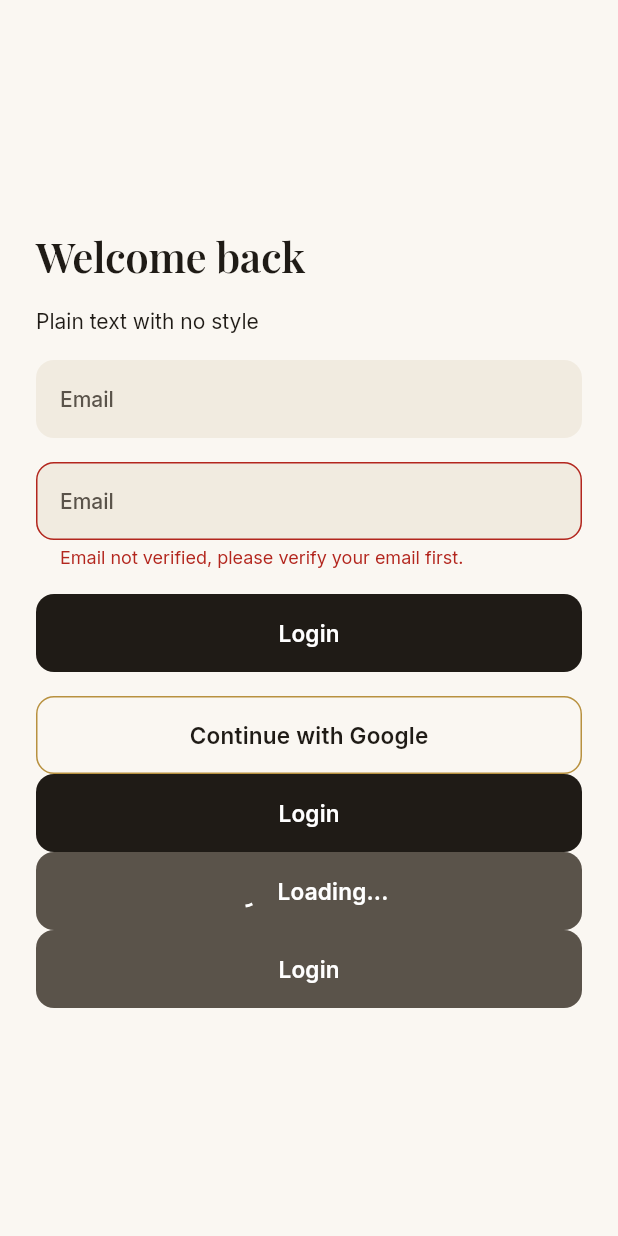
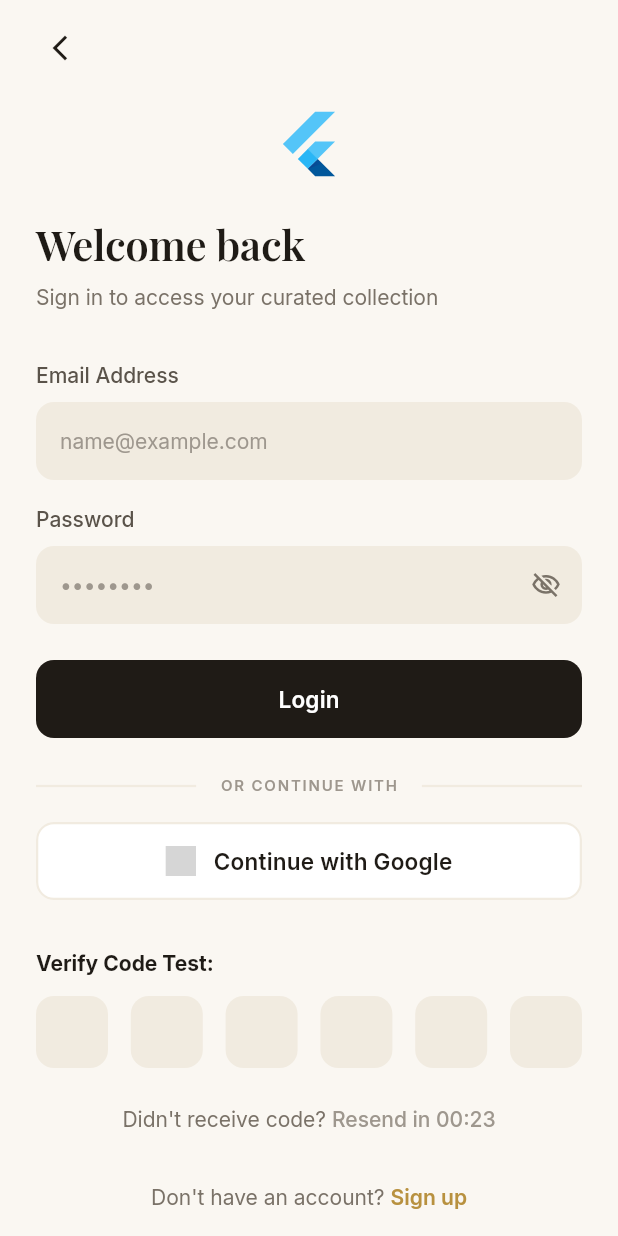
Before and after one commit to Yomna-Xll/lumiere, a Flutter app: the screen it shows after launch, on a phone screen of 412 x 824 dp. Run offline on Flutter 3.47's test engine with Material 3 defaults, Android fonts, the phone set to English and light mode, and no system bars; our stand-ins replace flutter_svg, google_fonts; grey boxes are pictures that could not be loaded.

Commit message:
Add auth widgets

```diff
--- /dev/null
+++ b/lib/core/widgets/app_logo.dart
@@ -0,0 +1,22 @@
+import 'package:flutter/material.dart';
+import 'package:flutter_svg/flutter_svg.dart';
+
+class AppLogo extends StatelessWidget {
+  final double width;
+  final double height;
+
+  const AppLogo({
+    super.key,
+    this.width = 40,
+    this.height = 40,
+  });
+
+  @override
+  Widget build(BuildContext context) {
+    return SvgPicture.asset(
+      'assets/icons/logo.svg',
+      width: width,
+      height: height,
+    );
+  }
+}
--- a/lib/core/widgets/auth_button.dart
+++ b/lib/core/widgets/auth_button.dart
@@ -1,5 +1,3 @@
-import 'dart:math';
-
 import 'package:flutter/material.dart';
 
 class AuthButton extends StatelessWidget {
--- /dev/null
+++ b/lib/core/widgets/auth_footer_link.dart
@@ -0,0 +1,42 @@
+import 'package:flutter/material.dart';
+import 'package:lumiere/core/theme/app_colors.dart';
+import 'package:lumiere/core/theme/app_text_style.dart';
+
+class AuthFooterLink extends StatelessWidget {
+  final String normalText;
+  final String actionText;
+  final VoidCallback onTap;
+
+  const AuthFooterLink({
+    super.key,
+    required this.normalText,
+    required this.actionText,
+    required this.onTap,
+  });
+
+  @override
+  Widget build(BuildContext context) {
+    return Row(
+      mainAxisAlignment: MainAxisAlignment.center,
+      children: [
+        Text(
+          normalText,
+          style: AppTextStyle.body.copyWith(
+            color: AppColors.textSecondary,
+          ),
+        ),
+        SizedBox(width: 4),
+        GestureDetector(
+          onTap: onTap,
+          child: Text(
+            actionText,
+            style: AppTextStyle.bodyMedium.copyWith(
+              color: AppColors.gold,
+              fontWeight: FontWeight.w600,
+            ),
+          ),
+        ),
+      ],
+    );
+  }
+}
--- /dev/null
+++ b/lib/core/widgets/auth_header.dart
@@ -0,0 +1,40 @@
+import 'package:flutter/material.dart';
+import 'package:lumiere/core/theme/app_text_style.dart';
+
+class AuthHeader extends StatelessWidget {
+  final String title;
+  final String subtitle;
+  final CrossAxisAlignment crossAxisAlignment;
+
+  const AuthHeader({
+    super.key,
+    required this.title,
+    required this.subtitle,
+    this.crossAxisAlignment = CrossAxisAlignment.start,
+  });
+
+  @override
+  Widget build(BuildContext context) {
+    return Column(
+      crossAxisAlignment: crossAxisAlignment,
+      mainAxisSize: MainAxisSize.min,
+      children: [
+        Text(
+          title,
+          style: AppTextStyle.headingLarge,
+          textAlign: crossAxisAlignment == CrossAxisAlignment.center
+              ? TextAlign.center
+              : TextAlign.start,
+        ),
+         SizedBox(height: 8),
+        Text(
+          subtitle,
+          style: AppTextStyle.body,
+          textAlign: crossAxisAlignment == CrossAxisAlignment.center
+              ? TextAlign.center
+              : TextAlign.start,
+        ),
+      ],
+    );
+  }
+}
--- /dev/null
+++ b/lib/core/widgets/auth_scaffold.dart
@@ -0,0 +1,50 @@
+import 'package:flutter/material.dart';
+import 'package:lumiere/core/theme/app_colors.dart';
+
+class AuthScaffold extends StatelessWidget {
+  final Widget child;
+  final bool showBackButton;
+  final VoidCallback? onBackTap;
+
+  const AuthScaffold({
+    super.key,
+    required this.child,
+    this.showBackButton = false,
+    this.onBackTap,
+  });
+
+  @override
+  Widget build(BuildContext context) {
+    return Scaffold(
+      backgroundColor: AppColors.background,
+      body: SafeArea(
+        child: Column(
+          children: [
+            if (showBackButton)
+              Align(
+                alignment: Alignment.centerLeft,
+                child: Padding(
+                  padding: const EdgeInsets.only(left: 16, top: 8),
+                  child: IconButton(
+                    icon: Icon(Icons.arrow_back_ios_new, size: 20),
+                    color: AppColors.textPrimary,
+                    onPressed: onBackTap ?? () => Navigator.maybePop(context),
+                  ),
+                ),
+              ),
+            Expanded(
+              child: SingleChildScrollView(
+                physics: BouncingScrollPhysics(),
+                padding: const EdgeInsets.symmetric(
+                  horizontal: 24,
+                  vertical: 16,
+                ),
+                child: child,
+              ),
+            ),
+          ],
+        ),
+      ),
+    );
+  }
+}
--- /dev/null
+++ b/lib/core/widgets/custom_text_field.dart
@@ -0,0 +1,60 @@
+import 'package:flutter/material.dart';
+import 'package:lumiere/core/theme/app_text_style.dart';
+
+class CustomTextField extends StatelessWidget {
+  final TextEditingController? controller;
+  final String? labelText;
+  final String? hintText;
+  final bool obscureText;
+  final TextInputType keyboardType;
+  final Widget? suffixIcon;
+  final Widget? prefixIcon;
+  final String? Function(String?)? validator;
+  final ValueChanged<String>? onChanged;
+  final bool readOnly;
+
+  const CustomTextField({
+    super.key,
+    this.controller,
+    this.labelText,
+    this.hintText,
+    this.obscureText = false,
+    this.keyboardType = TextInputType.text,
+    this.suffixIcon,
+    this.prefixIcon,
+    this.validator,
+    this.onChanged,
+    this.readOnly = false,
+  });
+
+  @override
+  Widget build(BuildContext context) {
+    return Column(
+      crossAxisAlignment: CrossAxisAlignment.start,
+      mainAxisSize: MainAxisSize.min,
+      children: [
+        if (labelText != null) ...[
+          Text(
+            labelText!,
+            style: AppTextStyle.inputLabel,
+          ),
+           SizedBox(height: 8),
+        ],
+        TextFormField(
+          controller: controller,
+          obscureText: obscureText,
+          keyboardType: keyboardType,
+          validator: validator,
+          onChanged: onChanged,
+          readOnly: readOnly,
+          style: AppTextStyle.inputText,
+          decoration: InputDecoration(
+            hintText: hintText,
+            prefixIcon: prefixIcon,
+            suffixIcon: suffixIcon,
+          ),
+        ),
+      ],
+    );
+  }
+}
--- /dev/null
+++ b/lib/core/widgets/google_button.dart
@@ -0,0 +1,43 @@
+import 'package:flutter/material.dart';
+import 'package:flutter_svg/svg.dart';
+import 'package:lumiere/core/theme/app_colors.dart';
+import 'package:lumiere/core/theme/app_text_style.dart';
+
+class GoogleButton extends StatelessWidget {
+  final VoidCallback onPressed;
+  final String text;
+
+  const GoogleButton({
+    super.key,
+    required this.onPressed,
+    this.text = 'Continue with Google',
+  });
+
+  @override
+  Widget build(BuildContext context) {
+    return OutlinedButton(
+      onPressed: onPressed,
+      style: OutlinedButton.styleFrom(
+        side:  BorderSide(color: AppColors.inputFill, width: 1.5),
+        backgroundColor: AppColors.surface,
+      ),
+      child: Row(
+        mainAxisAlignment: MainAxisAlignment.center,
+        children: [
+          SvgPicture.asset(
+            'assets/icons/google.svg',
+            width: 20,
+            height: 20,
+          ),
+           SizedBox(width: 12),
+          Text(
+            text,
+            style: AppTextStyle.button.copyWith(
+              color: AppColors.textPrimary,
+            ),
+          ),
+        ],
+      ),
+    );
+  }
+}
--- /dev/null
+++ b/lib/core/widgets/or_divider.dart
@@ -0,0 +1,31 @@
+import 'package:flutter/material.dart';
+import 'package:lumiere/core/theme/app_colors.dart';
+import 'package:lumiere/core/theme/app_text_style.dart';
+
+class OrDivider extends StatelessWidget {
+  final String text;
+
+  const OrDivider({super.key, this.text = 'OR CONTINUE WITH'});
+
+  @override
+  Widget build(BuildContext context) {
+    return Row(
+      children: [
+        Expanded(child: Divider(color: AppColors.inputFill, thickness: 1.5)),
+        Padding(
+          padding: const EdgeInsets.symmetric(horizontal: 16),
+          child: Text(
+            text,
+            style: AppTextStyle.helper.copyWith(
+              fontWeight: FontWeight.w600,
+              fontSize: 10,
+              letterSpacing: 1.2,
+              color: AppColors.textHint,
+            ),
+          ),
+        ),
+        Expanded(child: Divider(color: AppColors.inputFill, thickness: 1.5)),
+      ],
+    );
+  }
+}
--- /dev/null
+++ b/lib/core/widgets/otp_boxes.dart
@@ -0,0 +1,103 @@
+import 'package:flutter/material.dart';
+import 'package:flutter/services.dart';
+import 'package:lumiere/core/theme/app_colors.dart';
+import 'package:lumiere/core/theme/app_text_style.dart';
+
+class OtpBoxes extends StatefulWidget {
+  final int length;
+  final ValueChanged<String> onCompleted;
+  final bool hasError;
+
+  const OtpBoxes({
+    super.key,
+    this.length = 6,
+    required this.onCompleted,
+    this.hasError = false,
+  });
+
+  @override
+  State<OtpBoxes> createState() => _OtpBoxesState();
+}
+
+class _OtpBoxesState extends State<OtpBoxes> {
+  late List<TextEditingController> _controllers;
+  late List<FocusNode> _focusNodes;
+
+  @override
+  void initState() {
+    super.initState();
+    _controllers = List.generate(widget.length, (_) => TextEditingController());
+    _focusNodes = List.generate(widget.length, (_) => FocusNode());
+  }
+
+  @override
+  void dispose() {
+    for (var controller in _controllers) {
+      controller.dispose();
+    }
+    for (var node in _focusNodes) {
+      node.dispose();
+    }
+    super.dispose();
+  }
+
+  void _onChanged(String value, int index) {
+    if (value.isNotEmpty) {
+      if (index < widget.length - 1) {
+        _focusNodes[index + 1].requestFocus();
+      } else {
+        _focusNodes[index].unfocus();
+        final code = _controllers.map((e) => e.text).join();
+        widget.onCompleted(code);
+      }
+    } else if (index > 0) {
+      _focusNodes[index - 1].requestFocus();
+    }
+  }
+
+  @override
+  Widget build(BuildContext context) {
+    return Row(
+      mainAxisAlignment: MainAxisAlignment.spaceBetween,
+      children: List.generate(
+        widget.length,
+        (index) => SizedBox(
+          width: 48,
+          height: 56,
+          child: TextFormField(
+            controller: _controllers[index],
+            focusNode: _focusNodes[index],
+            keyboardType: TextInputType.number,
+            textAlign: TextAlign.center,
+            style: AppTextStyle.headingMedium,
+            inputFormatters: [
+              LengthLimitingTextInputFormatter(1),
+              FilteringTextInputFormatter.digitsOnly,
+            ],
+            onChanged: (value) => _onChanged(value, index),
+            decoration: InputDecoration(
+              filled: true,
+              fillColor: AppColors.inputFill,
+              contentPadding: EdgeInsets.zero,
+              enabledBorder: OutlineInputBorder(
+                borderRadius: BorderRadius.circular(12),
+                borderSide: widget.hasError
+                    ? BorderSide(color: AppColors.error, width: 1.5)
+                    : BorderSide.none,
+              ),
+              focusedBorder: OutlineInputBorder(
+                borderRadius: BorderRadius.circular(12),
+                borderSide: BorderSide(
+                  color: widget.hasError
+                      ? AppColors.error
+                      : AppColors.textPrimary,
+                  width: 1.5,
+                ),
+              ),
+            ),
+          ),
+        ),
+      ),
+    );
+  }
+}
--- /dev/null
+++ b/lib/core/widgets/password_text_field.dart
@@ -0,0 +1,52 @@
+import 'package:flutter/material.dart';
+import 'package:lumiere/core/theme/app_colors.dart';
+import 'package:lumiere/core/widgets/custom_text_field.dart';
+
+class PasswordTextField extends StatefulWidget {
+  final TextEditingController? controller;
+  final String labelText;
+  final String hintText;
+  final String? Function(String?)? validator;
+  final ValueChanged<String>? onChanged;
+
+  const PasswordTextField({
+    super.key,
+    this.controller,
+    this.labelText = 'Password',
+    this.hintText = '••••••••',
+    this.validator,
+    this.onChanged,
+  });
+
+  @override
+  State<PasswordTextField> createState() => _PasswordTextFieldState();
+}
+
+class _PasswordTextFieldState extends State<PasswordTextField> {
+  bool _obscureText = true;
+
+  @override
+  Widget build(BuildContext context) {
+    return CustomTextField(
+      controller: widget.controller,
+      labelText: widget.labelText,
+      hintText: widget.hintText,
+      obscureText: _obscureText,
+      keyboardType: TextInputType.visiblePassword,
+      validator: widget.validator,
+      onChanged: widget.onChanged,
+      suffixIcon: IconButton(
+        icon: Icon(
+          _obscureText ? Icons.visibility_off_outlined : Icons.visibility_outlined,
+          color: AppColors.textSecondary,
+          size: 20,
+        ),
+        onPressed: () {
+          setState(() {
+            _obscureText = !_obscureText;
+          });
+        },
+      ),
+    );
+  }
+}
--- /dev/null
+++ b/lib/core/widgets/resend_timer.dart
@@ -0,0 +1,82 @@
+import 'dart:async';
+import 'package:flutter/material.dart';
+import 'package:lumiere/core/theme/app_colors.dart';
+import 'package:lumiere/core/theme/app_text_style.dart';
+
+class ResendTimer extends StatefulWidget {
+  final int seconds;
+  final VoidCallback onResend;
+
+  const ResendTimer({
+    super.key,
+    this.seconds = 45,
+    required this.onResend,
+  });
+
+  @override
+  State<ResendTimer> createState() => _ResendTimerState();
+}
+
+class _ResendTimerState extends State<ResendTimer> {
+  late int _remainingSeconds;
+  Timer? _timer;
+
+  @override
+  void initState() {
+    super.initState();
+    _startTimer();
+  }
+
+  void _startTimer() {
+    setState(() {
+      _remainingSeconds = widget.seconds;
+    });
+    _timer?.cancel();
+    _timer = Timer.periodic(const Duration(seconds: 1), (timer) {
+      if (_remainingSeconds > 0) {
+        setState(() {
+          _remainingSeconds--;
+        });
+      } else {
+        _timer?.cancel();
+      }
+    });
+  }
+
+  @override
+  void dispose() {
+    _timer?.cancel();
+    super.dispose();
+  }
+
+  @override
+  Widget build(BuildContext context) {
+    return Row(
+      mainAxisAlignment: MainAxisAlignment.center,
+      children: [
+        Text(
+          "Didn't receive code? ",
+          style: AppTextStyle.body,
+        ),
+        _remainingSeconds > 0
+            ? Text(
+                "Resend in 00:${_remainingSeconds.toString().padLeft(2, '0')}",
+                style: AppTextStyle.bodyMedium.copyWith(color: AppColors.textHint),
+              )
+            : GestureDetector(
+                onTap: () {
+                  widget.onResend();
+                  _startTimer();
+                },
+                child: Text(
+                  "Resend",
+                  style: AppTextStyle.bodyMedium.copyWith(
+                    color: AppColors.gold,
+                    fontWeight: FontWeight.w600,
+                  ),
+                ),
+              ),
+      ],
+    );
+  }
+}
--- /dev/null
+++ b/lib/core/widgets/snack_bar.dart
@@ -0,0 +1,28 @@
+import 'package:flutter/material.dart';
+import 'package:lumiere/core/theme/app_colors.dart';
+
+class AppSnackBar {
+  static void showSuccess(BuildContext context, String message) {
+    ScaffoldMessenger.of(context).showSnackBar(
+      SnackBar(
+        content: Text(message),
+        backgroundColor: AppColors.success,
+      ),
+    );
+  }
+
+  static void showError(BuildContext context, String message) {
+    ScaffoldMessenger.of(context).showSnackBar(
+      SnackBar(
+        content: Row(
+          children: [
+             Icon(Icons.error_outline, color: Colors.white, size: 20),
+             SizedBox(width: 8),
+            Expanded(child: Text(message)),
+          ],
+        ),
+        backgroundColor: AppColors.error,
+      ),
+    );
+  }
+}
--- a/lib/features/theme_test_screen.dart
+++ b/lib/features/theme_test_screen.dart
@@ -1,52 +1,150 @@
 import 'package:flutter/material.dart';
-import 'package:lumiere/core/widgets/auth_button.dart';
+import 'package:lumiere/core/theme/app_colors.dart';
+import 'package:lumiere/core/widgets/auth_footer_link.dart';
+import 'package:lumiere/core/widgets/auth_header.dart';
+import 'package:lumiere/core/widgets/auth_scaffold.dart';
+import 'package:lumiere/core/widgets/custom_text_field.dart';
+import 'package:lumiere/core/widgets/google_button.dart';
+import 'package:lumiere/core/widgets/or_divider.dart';
+import 'package:lumiere/core/widgets/otp_boxes.dart';
+import 'package:lumiere/core/widgets/password_text_field.dart';
+import 'package:lumiere/core/widgets/resend_timer.dart';
+// استدعي جميع الملفات التي قمتِ بإنشائها
+// import 'auth_scaffold.dart';
+// import 'app_logo.dart';
+// import 'auth_header.dart';
+// import 'custom_text_field.dart';
+// import 'password_text_field.dart';
+// import 'or_divider.dart';
+// import 'google_button.dart';
+// import 'auth_footer_link.dart';
+// import 'otp_boxes.dart';
+// import 'resend_timer.dart';
 
-class ThemeTestScreen extends StatelessWidget {
-  const ThemeTestScreen({super.key});
+class AuthTestScreen extends StatefulWidget {
+  const AuthTestScreen({super.key});
+
+  @override
+  State<AuthTestScreen> createState() => _AuthTestScreenState();
+}
+
+class _AuthTestScreenState extends State<AuthTestScreen> {
+  // Controllers للاختبار
+  final _emailController = TextEditingController();
+  final _passwordController = TextEditingController();
+
+  // حالة الـ OTP (لتجربة حالة الخطأ أو النجاح)
+  bool _hasOtpError = false;
+
+  @override
+  void dispose() {
+    _emailController.dispose();
+    _passwordController.dispose();
+    super.dispose();
+  }
 
   @override
   Widget build(BuildContext context) {
-    return Scaffold(
-      body: Padding(
-        padding: const EdgeInsets.all(24),
+    // 7. استخدام الهيكل المشترك (AuthScaffold) مع سهم الرجوع
+    return AuthScaffold(
+      showBackButton: true,
+      onBackTap: () {
+        print("Back button tapped");
+      },
       child: Column(
-          mainAxisAlignment: MainAxisAlignment.center,
+        crossAxisAlignment: CrossAxisAlignment.stretch,
+        children: [
+          // 6. اللوجو (AppLogo)
+          const Center(
+            child: FlutterLogo(size: 48), // استبدليها بـ AppLogo(width: 48, height: 48)
+          ),
+          const SizedBox(height: 24),
+
+          // 3. العنوان و الـ Subtitle (AuthHeader)
+          const AuthHeader(
+            title: "Welcome back",
+            subtitle: "Sign in to access your curated collection",
             crossAxisAlignment: CrossAxisAlignment.start,
-          children: [
-            Text(
-              'Welcome back',
-              style: Theme.of(context).textTheme.headlineLarge,
+          ),
+          const SizedBox(height: 32),
+
+          // الحقول العادية وكلمة المرور (CustomTextField & PasswordTextField)
+          CustomTextField(
+            controller: _emailController,
+            labelText: 'Email Address',
+            hintText: 'name@example.com',
+            keyboardType: TextInputType.emailAddress,
           ),
           const SizedBox(height: 16),
-            const Text('Plain text with no style'),
+          PasswordTextField(
+            controller: _passwordController,
+            labelText: 'Password',
+            hintText: '••••••••',
+          ),
+          const SizedBox(height: 24),
+
+          // زر الدخول وتجربة الـ SnackBar (رقم 8)
+          ElevatedButton(
+            onPressed: () {
+              // تجربة رسالة نجاح
+              ScaffoldMessenger.of(context).showSnackBar(
+                const SnackBar(
+                  content: Text("تم تسجيل الدخول بنجاح!"),
+                  backgroundColor: AppColors.success,
+                ),
+              );
+            },
+            child: const Text('Login'),
+          ),
+          const SizedBox(height: 24),
+
+          // 4. الفاصل (OrDivider) و زر جوجل (GoogleButton)
+          const OrDivider(text: 'OR CONTINUE WITH'),
           const SizedBox(height: 16),
-            const TextField(
-              decoration: InputDecoration(
-                labelText: 'Email',
-                hintText: 'Enter your email',
+          GoogleButton(
+            onPressed: () {
+              print("Google button clicked");
+            },
           ),
+          const SizedBox(height: 32),
+
+          // 9. اختبار خانات الـ OTP (OtpBoxes)
+          const Text(
+            "Verify Code Test:",
+            style: TextStyle(fontWeight: FontWeight.bold, color: AppColors.textPrimary),
+          ),
+          const SizedBox(height: 12),
+          OtpBoxes(
+            length: 6,
+            hasError: _hasOtpError,
+            onCompleted: (code) {
+              print("Entered OTP Code: $code");
+              // يمكنك هنا عكس قيمة الخطأ للتجربة
+              setState(() {
+                _hasOtpError = code != "123456"; // مثال: لو الكود مش كدا يظهر خطأ
+              });
+            },
           ),
           const SizedBox(height: 16),
-            const TextField(
-              decoration: InputDecoration(
-                labelText: 'Email',
-                errorText:
-                    'Email not verified, please verify your email first.',
+
+          // 10. العد التنازلي (ResendTimer)
+          ResendTimer(
+            seconds: 30,
+            onResend: () {
+              print("Resend code triggered");
+            },
           ),
+          const SizedBox(height: 32),
+
+          // 5. الـ Footer Link (AuthFooterLink)
+          AuthFooterLink(
+            normalText: "Don't have an account?",
+            actionText: "Sign up",
+            onTap: () {
+              print("Sign up link clicked");
+            },
           ),
-            const SizedBox(height: 16),
-            ElevatedButton(onPressed: () {}, child: const Text('Login')),
-            const SizedBox(height: 16),
-            OutlinedButton(
-
-              onPressed: () {},
-              child: const Text('Continue with Google'),
-            ),
-            AuthButton(text: 'Login', onPressed: () {}),
-            AuthButton(text: 'Login', onPressed: () {}, isLoading: true),
-            AuthButton(text: 'Login', onPressed: null),
         ],
-        ),
       ),
     );
   }
--- a/lib/main.dart
+++ b/lib/main.dart
@@ -14,7 +14,7 @@ class MyApp extends StatelessWidget {
     return MaterialApp(
       debugShowCheckedModeBanner: false,
       theme: AppTheme.light,
-      home: Scaffold(body: ThemeTestScreen()),
+      home: Scaffold(body: AuthTestScreen()),
     );
   }
 }
```
Also changed, not shown: assets/icons/google.svg (added). Lines whose indentation alone changed are shown as unchanged.
